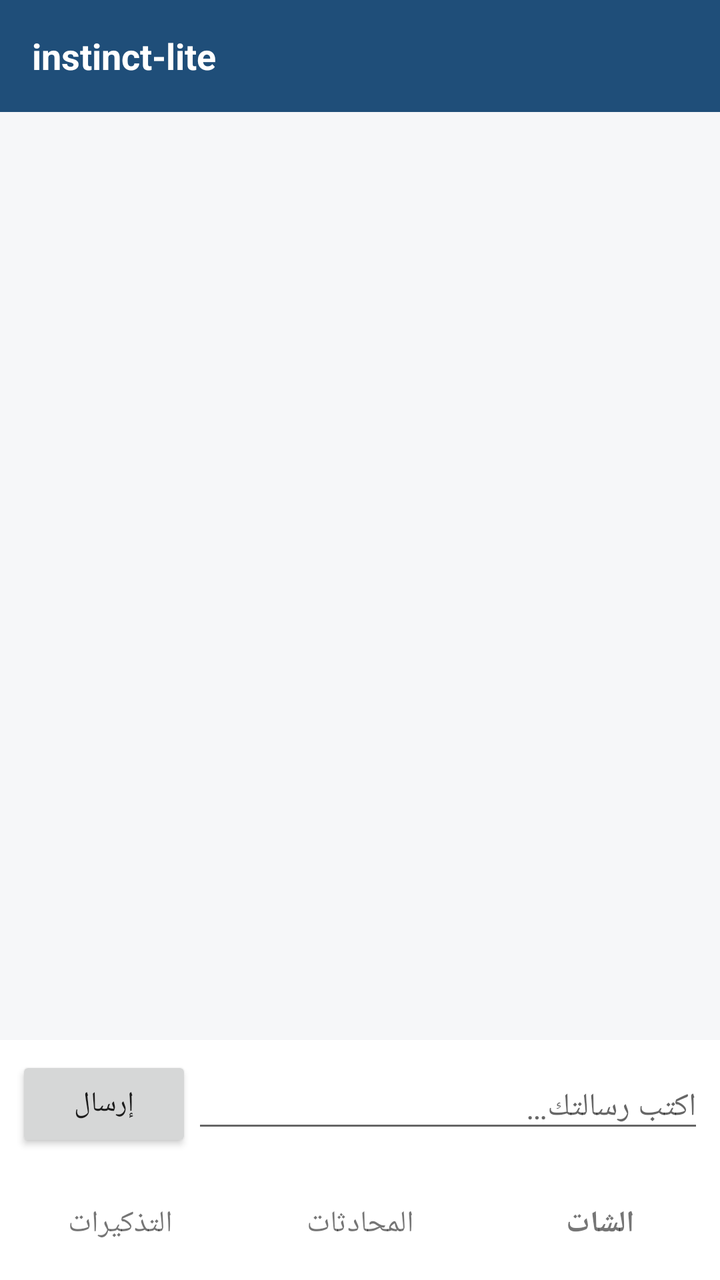
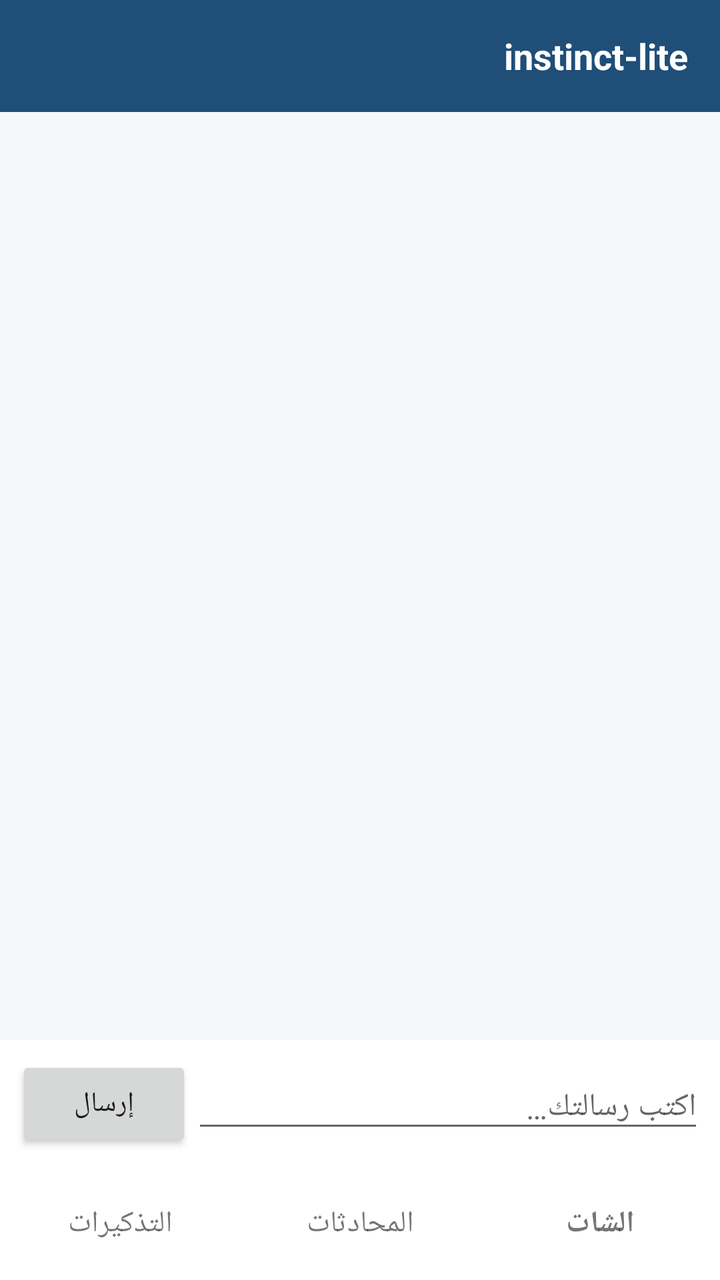

Two renders of the same Android screen: before a commit and after it. Below are the layout's source before the change and the commit's diff.
<!-- AndroidManifest.xml: application theme android:Theme.Material.Light.NoActionBar -->
<!-- res/layout/activity_main.xml -->
<?xml version="1.0" encoding="utf-8"?>
<LinearLayout xmlns:android="http://schemas.android.com/apk/res/android"
    android:layout_width="match_parent" android:layout_height="match_parent"
    android:orientation="vertical" android:layoutDirection="rtl"
    android:background="#F6F7F9">

    <TextView android:id="@+id/title" android:layout_width="match_parent" android:layout_height="56dp"
        android:background="#1F4E79" android:textColor="#FFFFFF" android:textSize="18sp"
        android:textStyle="bold" android:gravity="center_vertical|start" android:paddingStart="16dp"
        android:paddingEnd="16dp" android:text="@string/app_name"/>

    <FrameLayout android:layout_width="match_parent" android:layout_height="0dp" android:layout_weight="1">

        
        <LinearLayout android:id="@+id/page_chat" android:layout_width="match_parent"
            android:layout_height="match_parent" android:orientation="vertical">
            <ListView android:id="@+id/messages" android:layout_width="match_parent"
                android:layout_height="0dp" android:layout_weight="1" android:divider="@null"
                android:dividerHeight="0dp" android:transcriptMode="alwaysScroll"
                android:stackFromBottom="true" android:padding="8dp" android:clipToPadding="false"/>
            <LinearLayout android:layout_width="match_parent" android:layout_height="wrap_content"
                android:orientation="horizontal" android:padding="8dp" android:background="#FFFFFF"
                android:gravity="center_vertical">
                <EditText android:id="@+id/input" android:layout_width="0dp" android:layout_height="wrap_content"
                    android:layout_weight="1" android:hint="@string/type_message" android:maxLines="4"
                    android:inputType="textMultiLine|textCapSentences" android:textSize="16sp"/>
                <Button android:id="@+id/send" android:layout_width="wrap_content"
                    android:layout_height="wrap_content" android:text="@string/send"/>
            </LinearLayout>
        </LinearLayout>

        
        <LinearLayout android:id="@+id/page_history" android:layout_width="match_parent"
            android:layout_height="match_parent" android:orientation="vertical" android:visibility="gone">
            <Button android:id="@+id/new_chat" android:layout_width="match_parent"
                android:layout_height="wrap_content" android:layout_margin="8dp" android:text="@string/new_chat"/>
            <TextView android:id="@+id/history_empty" android:layout_width="match_parent"
                android:layout_height="wrap_content" android:gravity="center" android:padding="24dp"
                android:text="@string/empty_history" android:textSize="15sp"/>
            <ListView android:id="@+id/history_list" android:layout_width="match_parent"
                android:layout_height="match_parent"/>
        </LinearLayout>

        
        <LinearLayout android:id="@+id/page_reminders" android:layout_width="match_parent"
            android:layout_height="match_parent" android:orientation="vertical" android:visibility="gone"
            android:padding="8dp">
            <EditText android:id="@+id/reminder_text" android:layout_width="match_parent"
                android:layout_height="wrap_content" android:hint="@string/reminder_text_hint"
                android:inputType="text" android:textSize="16sp"/>
            <LinearLayout android:layout_width="match_parent" android:layout_height="wrap_content"
                android:orientation="horizontal">
                <Button android:id="@+id/pick_date" android:layout_width="0dp" android:layout_height="wrap_content"
                    android:layout_weight="1" android:text="@string/pick_date"/>
                <Button android:id="@+id/pick_time" android:layout_width="0dp" android:layout_height="wrap_content"
                    android:layout_weight="1" android:text="@string/pick_time"/>
            </LinearLayout>
            <Button android:id="@+id/add_reminder" android:layout_width="match_parent"
                android:layout_height="wrap_content" android:text="@string/add_reminder"/>
            <TextView android:id="@+id/reminders_empty" android:layout_width="match_parent"
                android:layout_height="wrap_content" android:gravity="center" android:padding="24dp"
                android:text="@string/empty_reminders" android:textSize="15sp"/>
            <ListView android:id="@+id/reminders_list" android:layout_width="match_parent"
                android:layout_height="match_parent"/>
        </LinearLayout>
    </FrameLayout>

    <LinearLayout android:layout_width="match_parent" android:layout_height="56dp"
        android:orientation="horizontal" android:background="#FFFFFF">
        <TextView android:id="@+id/tab_chat" android:layout_width="0dp" android:layout_height="match_parent"
            android:layout_weight="1" android:gravity="center" android:text="@string/tab_chat"
            android:textSize="15sp" android:textStyle="bold"/>
        <TextView android:id="@+id/tab_history" android:layout_width="0dp" android:layout_height="match_parent"
            android:layout_weight="1" android:gravity="center" android:text="@string/tab_history" android:textSize="15sp"/>
        <TextView android:id="@+id/tab_reminders" android:layout_width="0dp" android:layout_height="match_parent"
            android:layout_weight="1" android:gravity="center" android:text="@string/tab_reminders" android:textSize="15sp"/>
    </LinearLayout>
</LinearLayout>
<!-- resources referenced by this layout -->
<resources>
  <string name="add_reminder">أضف تذكير</string>
  <string name="app_name">instinct-lite</string>
  <string name="empty_history">مفيش محادثات محفوظة لسه</string>
  <string name="empty_reminders">مفيش تذكيرات لسه</string>
  <string name="new_chat">محادثة جديدة</string>
  <string name="pick_date">اختار اليوم</string>
  <string name="pick_time">اختار الساعة</string>
  <string name="reminder_text_hint">إيه اللي تفكّرك بيه؟</string>
  <string name="send">إرسال</string>
  <string name="tab_chat">الشات</string>
  <string name="tab_history">المحادثات</string>
  <string name="tab_reminders">التذكيرات</string>
  <string name="type_message">اكتب رسالتك…</string>
</resources>

<!-- the commit's change to res/layout/activity_main.xml (unified diff, before → after) -->
@@ -6,7 +6,7 @@
 
     <TextView android:id="@+id/title" android:layout_width="match_parent" android:layout_height="56dp"
         android:background="#1F4E79" android:textColor="#FFFFFF" android:textSize="18sp"
-        android:textStyle="bold" android:gravity="center_vertical|start" android:paddingStart="16dp"
+        android:textStyle="bold" android:gravity="center_vertical|right" android:paddingStart="16dp"
         android:paddingEnd="16dp" android:text="@string/app_name"/>
 
     <FrameLayout android:layout_width="match_parent" android:layout_height="0dp" android:layout_weight="1">
